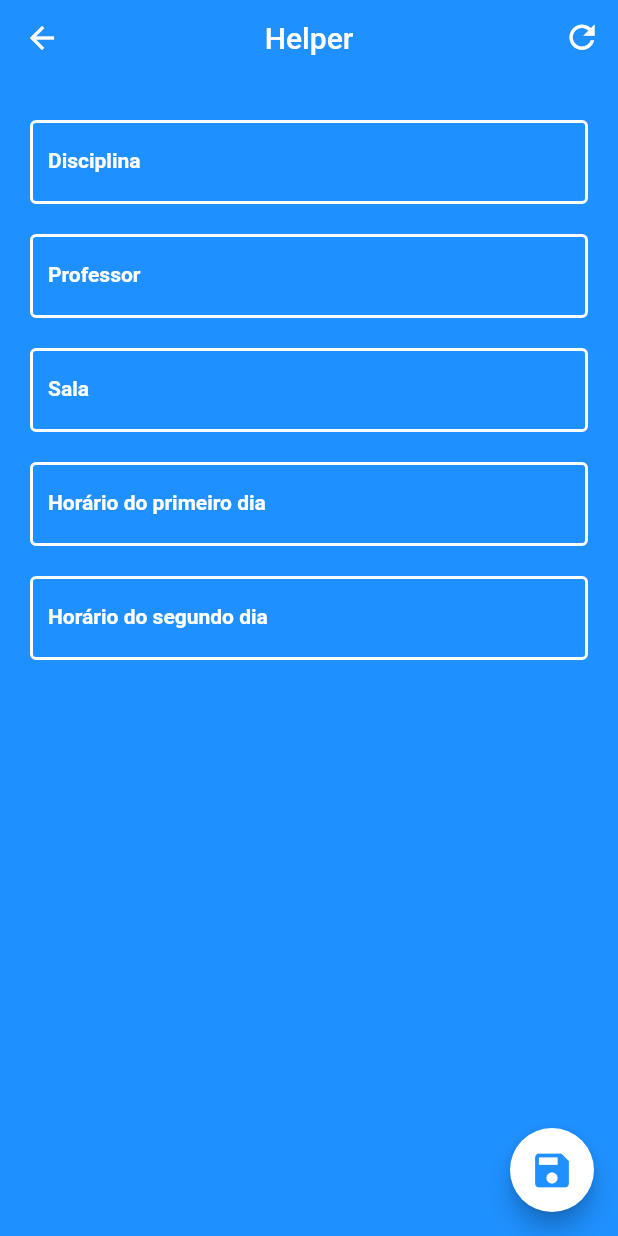
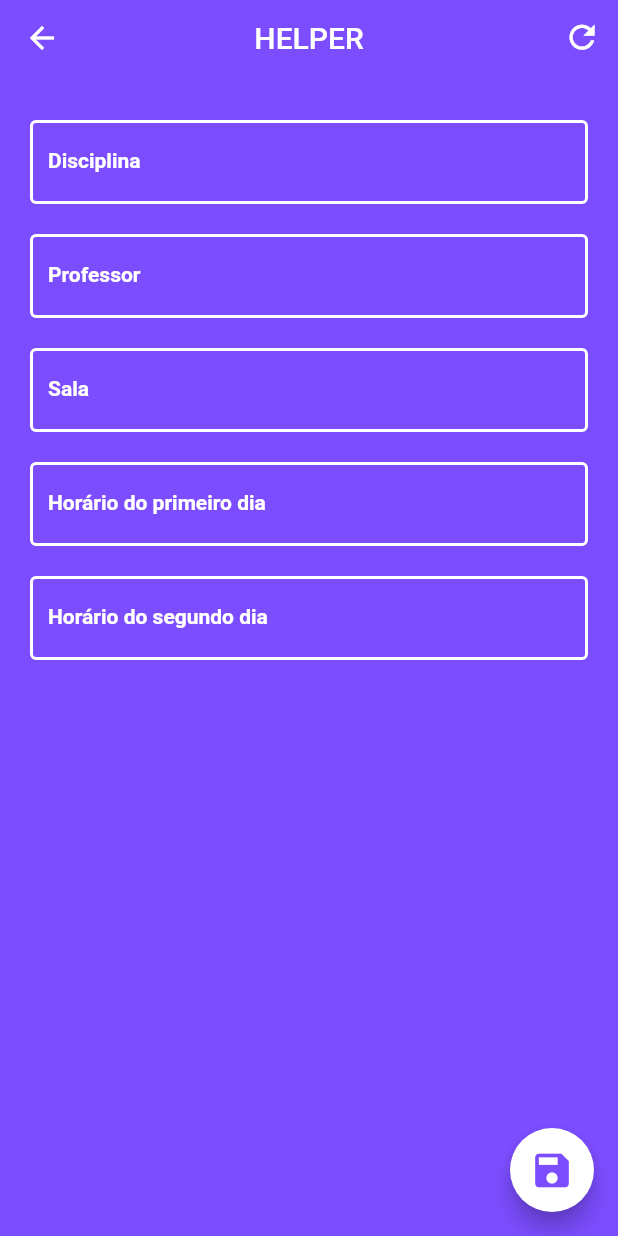
Before and after one commit to Endhel98/helper, a Flutter app: the ClassPage screen opened directly, on a phone screen of 412 x 824 dp. Run offline on Flutter 3.47's test engine with Material 2 defaults, Android fonts, the phone set to English and light mode, and no system bars.

Commit message:
Update class_page.dart

```diff
--- a/lib/pages/class_page.dart
+++ b/lib/pages/class_page.dart
@@ -47,16 +47,16 @@ class _ClassPageState extends State<ClassPage> {
   @override
   Widget build(BuildContext context) {
     return Scaffold(
-      backgroundColor: Color(0xff1E90FF),
+      backgroundColor: Colors.deepPurpleAccent,
       appBar: PreferredSize(
         child: AppBar(
-          backgroundColor: Color(0xff1E90FF),
+          backgroundColor: Colors.deepPurpleAccent,
           elevation: 0,
           iconTheme: IconThemeData(
             color: Colors.white,
           ),
           title: Text(
-            "Helper",
+            "HELPER",
             style: TextStyle(color: Colors.white),
           ),
           centerTitle: true,
@@ -88,7 +88,7 @@ class _ClassPageState extends State<ClassPage> {
         backgroundColor: Colors.white,
         child: Icon(
           Icons.save,
-          color: Color(0xff1E90FF),
+          color: Colors.deepPurpleAccent,
           size: 30,
         ),
       ),
```
